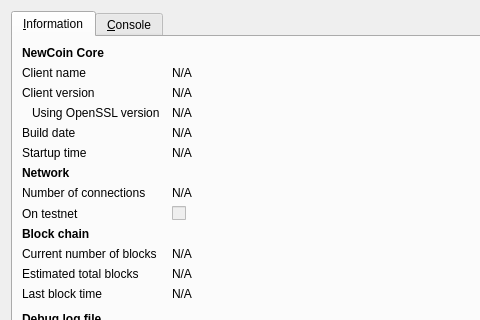
Qt form src/qt/forms/rpcconsole.ui (WhisperCoin/NewCoin) before a commit; both pictures show x 0 to 480 and y 0 to 320 of the 740 by 450 pixel window.
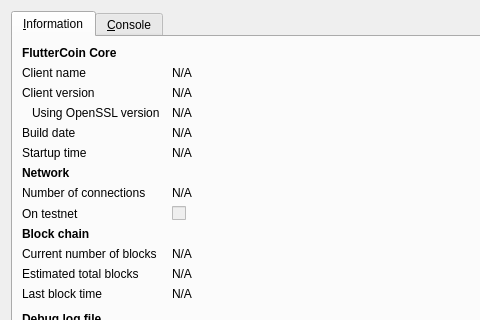
The same form after that commit. Icons and pictures are not drawn.

Diff of the .ui file:
```diff
--- a/src/qt/forms/rpcconsole.ui
+++ b/src/qt/forms/rpcconsole.ui
@@ -36,7 +36,7 @@
           </font>
          </property>
          <property name="text">
-          <string>NewCoin Core</string>
+          <string>FlutterCoin Core</string>
          </property>
         </widget>
        </item>
```
Left out of the diff: 6 changed lines with no effect on the pictures.
